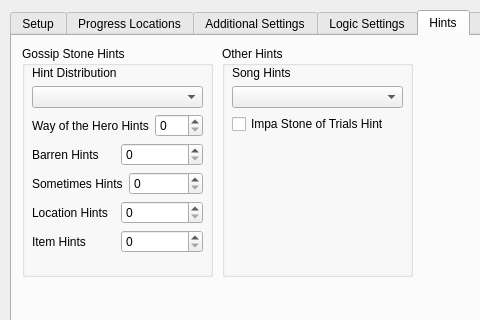
ssrando/ssrando, file gui/randogui.ui: the form before one commit; both pictures show x 0 to 480 and y 0 to 320 of the 1051 by 734 pixel window.
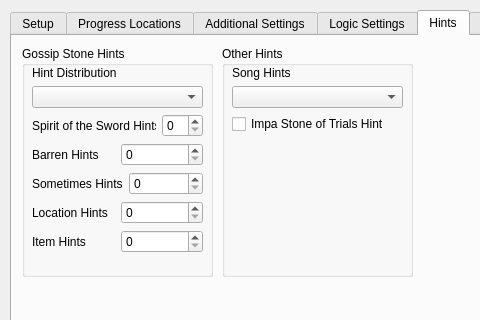
The form after the commit.

Patch:
```diff
--- a/gui/randogui.ui
+++ b/gui/randogui.ui
@@ -1408,7 +1408,7 @@
           <item>
            <widget class="QLabel" name="label_for_option_woth_hints">
             <property name="text">
-             <string>Way of the Hero Hints</string>
+             <string>Spirit of the Sword Hints</string>
             </property>
            </widget>
           </item>
```
